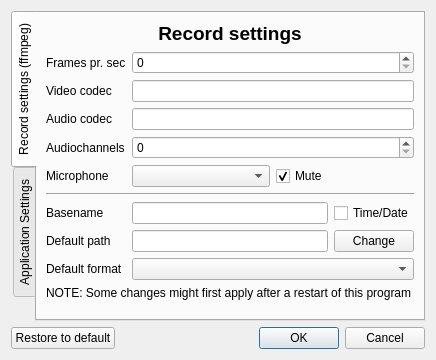
This is source/settingsdialog.ui in froksen/FDesktopRecorder as Qt 5 draws it before an edit. The edited form follows.
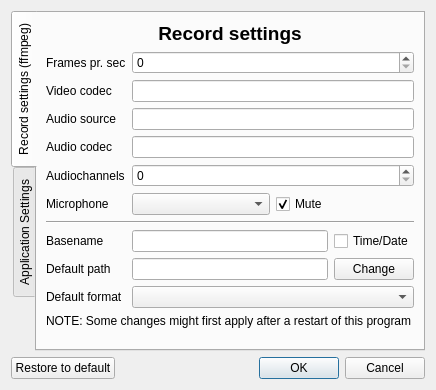
This is the edited form.

```diff
--- a/source/settingsdialog.ui
+++ b/source/settingsdialog.ui
@@ -6,8 +6,8 @@
    <rect>
     <x>0</x>
     <y>0</y>
-    <width>422</width>
-    <height>360</height>
+    <width>424</width>
+    <height>390</height>
    </rect>
   </property>
   <property name="windowTitle">
@@ -74,56 +74,56 @@
            </property>
           </widget>
          </item>
-         <item row="2" column="0">
+         <item row="3" column="0">
           <widget class="QLabel" name="labelaudiocodec">
            <property name="text">
             <string>Audio codec</string>
            </property>
           </widget>
          </item>
-         <item row="2" column="1">
+         <item row="3" column="1">
           <widget class="QLineEdit" name="lineEditaudiocodec">
            <property name="toolTip">
             <string>Changes the audio codec used in the recording</string>
            </property>
           </widget>
          </item>
-         <item row="3" column="0">
+         <item row="4" column="0">
           <widget class="QLabel" name="labelaudiochannles">
            <property name="text">
             <string>Audiochannels</string>
            </property>
           </widget>
          </item>
-         <item row="3" column="1">
+         <item row="4" column="1">
           <widget class="QSpinBox" name="spinBoxaudiochannels">
            <property name="toolTip">
             <string>Changes the number of audiochannels used</string>
            </property>
           </widget>
          </item>
-         <item row="4" column="0">
+         <item row="5" column="0">
           <widget class="QLabel" name="labelRecordingdevice">
            <property name="text">
             <string>Microphone</string>
            </property>
           </widget>
          </item>
-         <item row="5" column="0" colspan="2">
+         <item row="6" column="0" colspan="2">
           <widget class="Line" name="line">
            <property name="orientation">
             <enum>Qt::Horizontal</enum>
            </property>
           </widget>
          </item>
-         <item row="6" column="0">
+         <item row="7" column="0">
           <widget class="QLabel" name="labelbasename">
            <property name="text">
             <string>Basename</string>
            </property>
           </widget>
          </item>
-         <item row="6" column="1">
+         <item row="7" column="1">
           <layout class="QGridLayout" name="gridLayout">
            <item row="0" column="0">
             <widget class="QLineEdit" name="lineEditbasename">
@@ -144,14 +144,14 @@
            </item>
           </layout>
          </item>
-         <item row="7" column="0">
+         <item row="8" column="0">
           <widget class="QLabel" name="labelpath">
            <property name="text">
             <string>Default path</string>
            </property>
           </widget>
          </item>
-         <item row="7" column="1">
+         <item row="8" column="1">
           <layout class="QGridLayout" name="gridLayout_3">
            <item row="0" column="0">
             <widget class="QLineEdit" name="lineEditpath">
@@ -175,21 +175,21 @@
            </item>
           </layout>
          </item>
-         <item row="8" column="0">
+         <item row="9" column="0">
           <widget class="QLabel" name="labelFormat">
            <property name="text">
             <string>Default format</string>
            </property>
           </widget>
          </item>
-         <item row="8" column="1">
+         <item row="9" column="1">
           <widget class="QComboBox" name="comboBoxFormat">
            <property name="toolTip">
             <string>Choose which format the recordings should be saved with. </string>
            </property>
           </widget>
          </item>
-         <item row="4" column="1">
+         <item row="5" column="1">
           <layout class="QGridLayout" name="gridLayout_5">
            <item row="0" column="0">
             <widget class="QComboBox" name="comboBoxrecording">
@@ -213,6 +213,16 @@
            </item>
           </layout>
          </item>
+         <item row="2" column="1">
+          <widget class="QLineEdit" name="lineEditAudiosource"/>
+         </item>
+         <item row="2" column="0">
+          <widget class="QLabel" name="label_3">
+           <property name="text">
+            <string>Audio source</string>
+           </property>
+          </widget>
+         </item>
         </layout>
        </item>
        <item>
```
